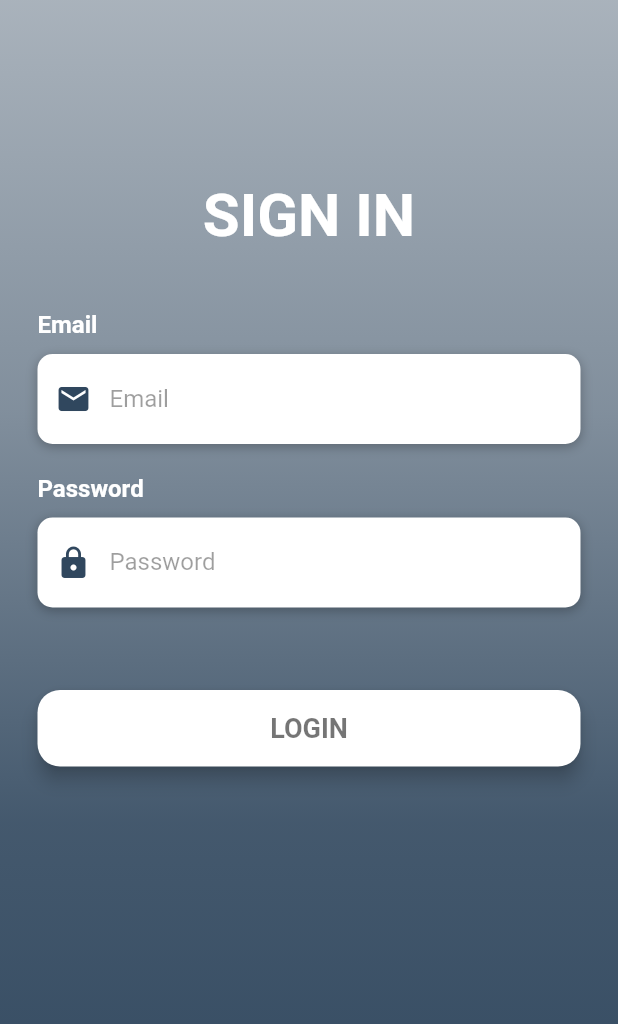
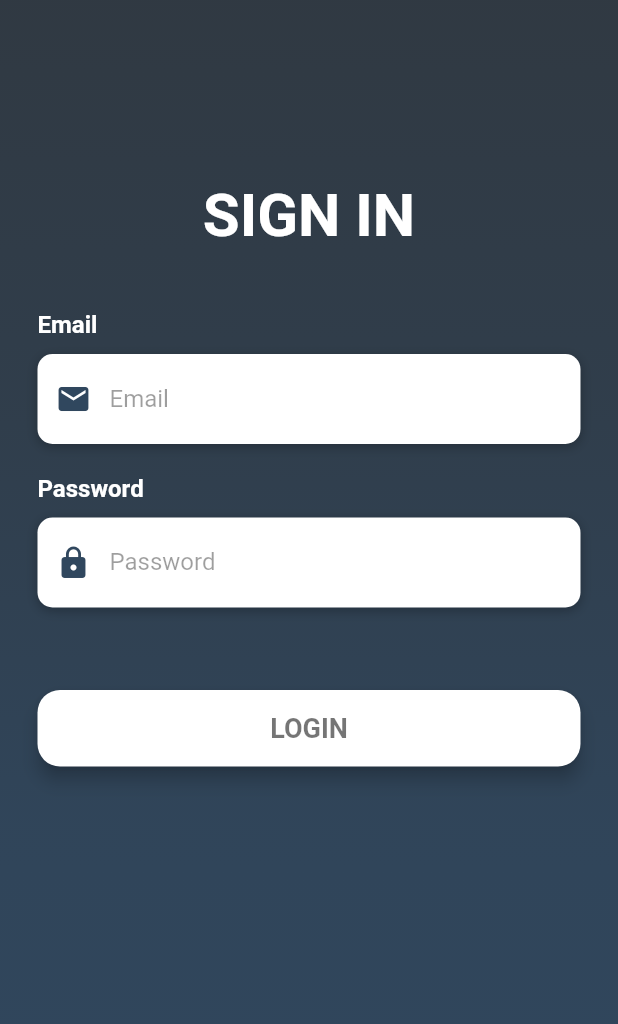
Before and after one commit to yarenadgzel/is_takip_uyg, a Flutter app: the screen it shows after launch, on a phone screen of 412 x 824 dp. Shown: the top 1024 px of the screen. Run offline on Flutter 3.47's test engine with Material 2 defaults, Android fonts, the phone set to English and light mode, and no system bars; our stand-ins replace cloud_firestore, firebase_auth; accounts and stored records are empty; Roboto replaces fonts that are missing (Nunito).

```diff
--- a/lib/tab_route.dart
+++ b/lib/component/tab_route.dart
@@ -1,8 +1,8 @@
 import 'package:flutter/material.dart';
 import 'file:///D:/flutter_workspace/is_takip_uyg/lib/constants/constant.dart';
-import 'pages/home_page.dart';
-import 'pages/profile_page.dart';
-import 'pages/task_page.dart';
+import '../pages/home_page.dart';
+import '../pages/profile_page.dart';
+import '../pages/task_page.dart';
 
 class TabRoute extends StatefulWidget {
   @override
--- a/lib/constants/constant.dart
+++ b/lib/constants/constant.dart
@@ -11,3 +11,5 @@ const kTextStyleProfilePage = TextStyle(
   fontSize: 25, fontWeight: FontWeight.bold, color: Colors.black,);
 const kTextStyleTaskPage=TextStyle(fontSize: 22,fontWeight: FontWeight.bold,color: Colors.black);
 const kExpansionTextStyle=TextStyle(fontSize: 17,fontWeight: FontWeight.w700,color: Colors.black);
+
+const String usersPath = "users";
--- a/lib/main.dart
+++ b/lib/main.dart
@@ -1,6 +1,8 @@
 import 'package:flutter/material.dart';
-import 'pages/login_page.dart';
-
+import 'package:is_takip_uyg/models/LoggedInUser.dart';
+import 'package:is_takip_uyg/services/auth_service.dart';
+import 'package:is_takip_uyg/wrapper.dart';
+import 'package:provider/provider.dart';
 void main() {
   runApp(MyApp());
 }
@@ -8,9 +10,16 @@ void main() {
 class MyApp extends StatelessWidget {
   @override
   Widget build(BuildContext context) {
-    return MaterialApp(
-      debugShowCheckedModeBanner:false,
-      home:LoginPage(),
+    return StreamProvider<LoggedInUser>.value(
+      value: AuthService().user,
+      child: MaterialApp(
+        debugShowCheckedModeBanner: false,
+        theme: ThemeData(
+          fontFamily: 'Nunito',
+          brightness: Brightness.dark,
+        ),
+        home: Wrapper(),
+      ),
     );
   }
 }
--- /dev/null
+++ b/lib/models/LoggedInUser.dart
@@ -0,0 +1,4 @@
+class LoggedInUser {
+  final String uid;
+  LoggedInUser({this.uid});
+}
--- a/lib/pages/login_page.dart
+++ b/lib/pages/login_page.dart
@@ -1,156 +1,23 @@
-
 import 'package:flutter/cupertino.dart';
 import 'package:flutter/material.dart';
 import 'package:flutter/services.dart';
 import 'file:///D:/flutter_workspace/is_takip_uyg/lib/constants/constant.dart';
-import '../tab_route.dart';
-import 'package:firebase_auth/firebase_auth.dart';
+import 'package:is_takip_uyg/component/tab_route.dart';
+import 'package:is_takip_uyg/services/auth_service.dart';
+
+
 
 class LoginPage extends StatefulWidget {
   @override
   _LoginPageState createState() => _LoginPageState();
 }
-Widget buildEmail() {
-  return Column(
-    crossAxisAlignment: CrossAxisAlignment.start,
-    children: [
-      Text(
-        "Email",
-        style: TextStyle(
-          color: Colors.white,
-          fontSize: 16,
-          fontWeight: FontWeight.bold,
-        ),
-      ),
-      SizedBox(height: 10),
-      Container(
-        alignment: Alignment.centerLeft,
-        decoration: BoxDecoration(
-          color: Colors.white,
-          borderRadius: BorderRadius.circular(10),
-          boxShadow: [
-            BoxShadow(
-              color: Colors.black26,
-              blurRadius: 6,
-              offset: Offset(0, 2),
-            ),
-          ],
-        ),
-        height: 60,
-        child: TextField(
-          keyboardType: TextInputType.emailAddress,
-          style: TextStyle(
-            color: Colors.black87,
-          ),
-          decoration: InputDecoration(
-            border: InputBorder.none,
-            contentPadding: EdgeInsets.only(top: 14),
-            prefixIcon: Icon(
-              Icons.email,
-              color: kIconColorLoginPage,
-            ),
-            hintText: "Email",
-            hintStyle: TextStyle(color: Colors.black38),
-          ),
-        ),
-      )
-    ],
-  );
-}
-
-Widget buildPassword() {
-  return Column(
-    crossAxisAlignment: CrossAxisAlignment.start,
-    children: [
-      Text(
-        "Password",
-        style: TextStyle(
-          color: Colors.white,
-          fontSize: 16,
-          fontWeight: FontWeight.bold,
-        ),
-      ),
-      SizedBox(height: 10),
-      Container(
-        alignment: Alignment.centerLeft,
-        decoration: BoxDecoration(
-          color: Colors.white,
-          borderRadius: BorderRadius.circular(10),
-          boxShadow: [
-            BoxShadow(
-              color: Colors.black26,
-              blurRadius: 6,
-              offset: Offset(0, 2),
-            ),
-          ],
-        ),
-        height: 60,
-        child: TextField(
-          obscureText: true,
-          style: TextStyle(
-            color: Colors.black87,
-          ),
-          decoration: InputDecoration(
-            border: InputBorder.none,
-            contentPadding: EdgeInsets.only(top: 14),
-            prefixIcon: Icon(
-              Icons.lock,
-              color: kIconColorLoginPage,
-            ),
-            hintText: "Password",
-            hintStyle: TextStyle(color: Colors.black38),
-          ),
-        ),
-      )
-    ],
-  );
-}
-
-Widget buildLoginBtn() {
-  return loginWidget();
-}
-
-class loginWidget extends StatelessWidget {
-  const loginWidget({
-    Key key,
-  }) : super(key: key);
-
-  @override
-  Widget build(BuildContext context) {
-    return Container(
-      padding: EdgeInsets.symmetric(
-        vertical: 25,
-      ),
-      width: double.infinity,
-      child: RaisedButton(
-        elevation: 5,
-        onPressed: () {
-          Navigator.pushReplacement(
-            context,
-            MaterialPageRoute(
-              builder: (context) => TabRoute(),
-            ),
-          );
-        },
-        padding: EdgeInsets.all(15),
-        shape: RoundedRectangleBorder(
-          borderRadius: BorderRadius.circular(15),
-        ),
-        color: Colors.white,
-        child: Text(
-          "LOGIN",
-          style: TextStyle(
-            color: Colors.black54,
-            fontSize: 18.0,
-            fontWeight: FontWeight.bold,
-          ),
-        ),
-      ),
-    );
-  }
-}
 
 class _LoginPageState extends State<LoginPage> {
+  String email;
+  String password;
+
+  AuthService auth = new AuthService();
+
   @override
   Widget build(BuildContext context) {
     return Center(
@@ -200,7 +67,7 @@ class _LoginPageState extends State<LoginPage> {
                         SizedBox(
                           height: 30.0,
                         ),
-                        buildLoginBtn(),
+                        buildLoginBtn(context),
                       ],
                     ),
                   ),
@@ -212,4 +79,152 @@ class _LoginPageState extends State<LoginPage> {
       ),
     );
   }
+
+  Widget buildEmail() {
+    return Column(
+      crossAxisAlignment: CrossAxisAlignment.start,
+      children: [
+        Text(
+          "Email",
+          style: TextStyle(
+            color: Colors.white,
+            fontSize: 16,
+            fontWeight: FontWeight.bold,
+          ),
+        ),
+        SizedBox(height: 10),
+        Container(
+          alignment: Alignment.centerLeft,
+          decoration: BoxDecoration(
+            color: Colors.white,
+            borderRadius: BorderRadius.circular(10),
+            boxShadow: [
+              BoxShadow(
+                color: Colors.black26,
+                blurRadius: 6,
+                offset: Offset(0, 2),
+              ),
+            ],
+          ),
+          height: 60,
+          child: TextField(
+            keyboardType: TextInputType.emailAddress,
+            onChanged: (text) {
+              this.email = text;
+            },
+            style: TextStyle(
+              color: Colors.black87,
+            ),
+            decoration: InputDecoration(
+              border: InputBorder.none,
+              contentPadding: EdgeInsets.only(top: 14),
+              prefixIcon: Icon(
+                Icons.email,
+                color: kIconColorLoginPage,
+              ),
+              hintText: "Email",
+              hintStyle: TextStyle(color: Colors.black38),
+            ),
+          ),
+        )
+      ],
+    );
+  }
+
+  Widget buildPassword() {
+    return Column(
+      crossAxisAlignment: CrossAxisAlignment.start,
+      children: [
+        Text(
+          "Password",
+          style: TextStyle(
+            color: Colors.white,
+            fontSize: 16,
+            fontWeight: FontWeight.bold,
+          ),
+        ),
+        SizedBox(height: 10),
+        Container(
+          alignment: Alignment.centerLeft,
+          decoration: BoxDecoration(
+            color: Colors.white,
+            borderRadius: BorderRadius.circular(10),
+            boxShadow: [
+              BoxShadow(
+                color: Colors.black26,
+                blurRadius: 6,
+                offset: Offset(0, 2),
+              ),
+            ],
+          ),
+          height: 60,
+          child: TextField(
+            obscureText: true,
+            onChanged: (text) {
+              this.password = text;
+            },
+            style: TextStyle(
+              color: Colors.black87,
+            ),
+            decoration: InputDecoration(
+              border: InputBorder.none,
+              contentPadding: EdgeInsets.only(top: 14),
+              prefixIcon: Icon(
+                Icons.lock,
+                color: kIconColorLoginPage,
+              ),
+              hintText: "Password",
+              hintStyle: TextStyle(color: Colors.black38),
+            ),
+          ),
+        )
+      ],
+    );
+  }
+
+  Widget buildLoginBtn(context) {
+    return Container(
+      padding: EdgeInsets.symmetric(
+        vertical: 25,
+      ),
+      width: double.infinity,
+      child: RaisedButton(
+        elevation: 5,
+        onPressed: () {
+          login();
+        },
+        padding: EdgeInsets.all(15),
+        shape: RoundedRectangleBorder(
+          borderRadius: BorderRadius.circular(15),
+        ),
+        color: Colors.white,
+        child: Text(
+          "LOGIN",
+          style: TextStyle(
+            color: Colors.black54,
+            fontSize: 18.0,
+            fontWeight: FontWeight.bold,
+          ),
+        ),
+      ),
+    );
+  }
+
+  Future<void> login() async {
+    print("email: " + email);
+    print("password: " + password);
+
+    auth
+        .signWithEmailAndPassword(email, password)
+        .then((value) => {
+              print("Başarılı oldu!"),
+              Navigator.pushReplacement(
+                context,
+                MaterialPageRoute(
+                  builder: (context) => TabRoute(),
+                ),
+              )
+            })
+        .catchError((onError) => {print("hata")});
+  }
 }
--- a/lib/pages/task_page.dart
+++ b/lib/pages/task_page.dart
@@ -1,6 +1,6 @@
 import 'package:flutter/material.dart';
 import 'package:is_takip_uyg/constants/constant.dart';
-import 'package:is_takip_uyg/task_card.dart';
+import 'file:///D:/flutter_workspace/is_takip_uyg/lib/component/task_card.dart';
 
 
 class TaskPage extends StatefulWidget {
--- /dev/null
+++ b/lib/wrapper.dart
@@ -0,0 +1,21 @@
+import 'package:flutter/material.dart';
+import 'package:is_takip_uyg/models/LoggedInUser.dart';
+import 'package:is_takip_uyg/pages/login_page.dart';
+import 'file:///D:/flutter_workspace/is_takip_uyg/lib/component/tab_route.dart';
+import 'package:provider/provider.dart';
+
+class Wrapper extends StatelessWidget {
+  @override
+  Widget build(BuildContext context) {
+    final loggedInUser = Provider.of<LoggedInUser>(context);
+    loggedInUser != null
+        ? print("loggedInUser --> " + loggedInUser.uid)
+        : print("Not signin user");
+
+    if (loggedInUser == null) {
+      return LoginPage();
+    } else {
+      return TabRoute();
+    }
+  }
+}
--- a/pubspec.yaml
+++ b/pubspec.yaml
@@ -24,8 +24,9 @@ dependencies:
   flutter:
     sdk: flutter
 
-  firebase_auth: ^0.15.0
-  firebase_database: ^3.0.0
+  firebase_auth: "^0.15.0"
+  provider: "^3.1.0"
+  cloud_firestore: ^0.12.0
 
 
 
```
Also changed, not shown: lib/pages/home_page.dart (+62 -11 lines), lib/services/auth_service.dart (added, +68 -0 lines), lib/services/database_service.dart (added, +19 -0 lines), lib/component/task_card.dart (renamed from lib/task_card.dart), lib/pages/deneme.dart (added), pubspec.lock, 3 other files.
